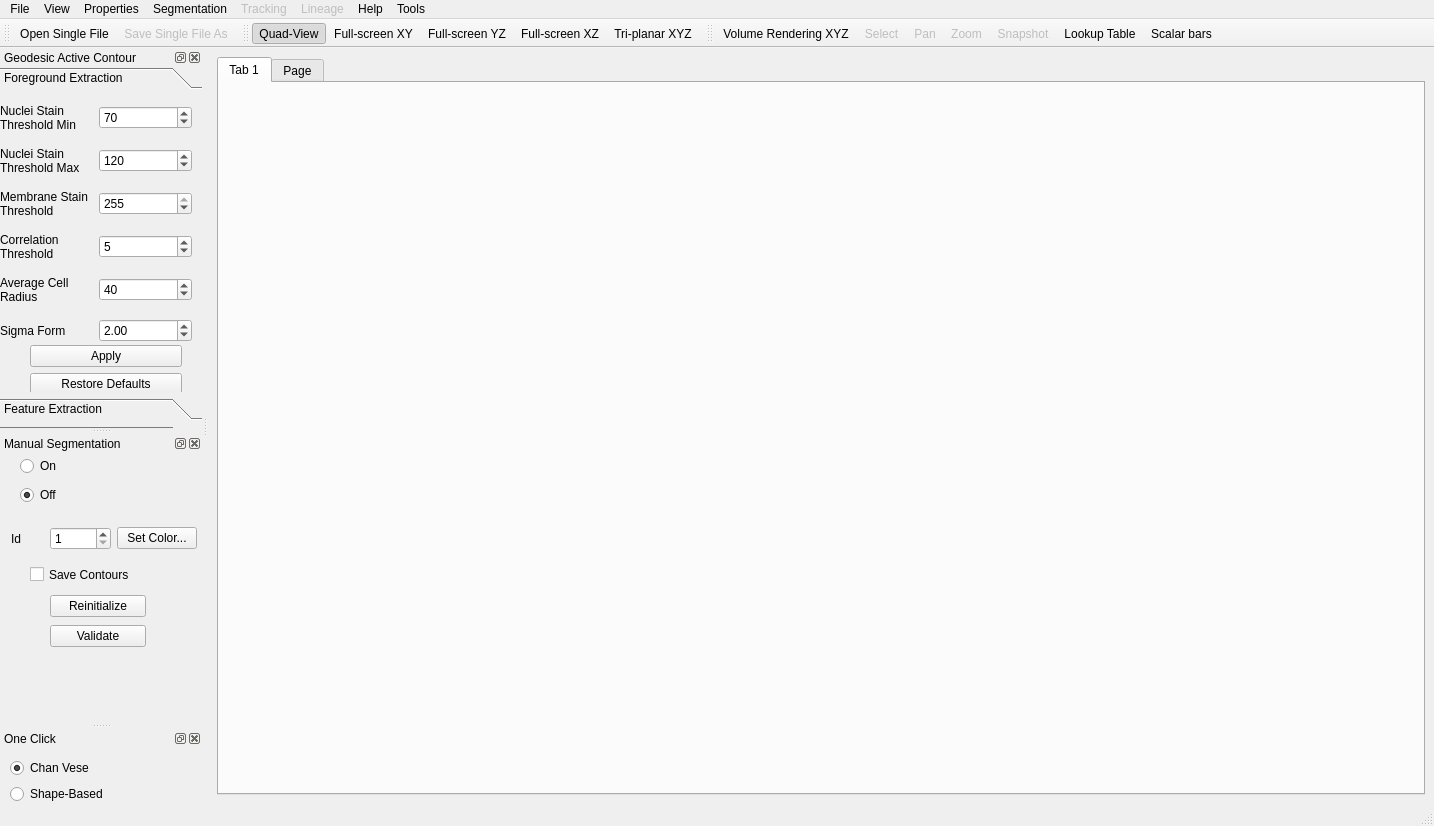
First picture: the form in Code/GUI/go.ui, repository gofigure2/GoFigure2, before the edit.
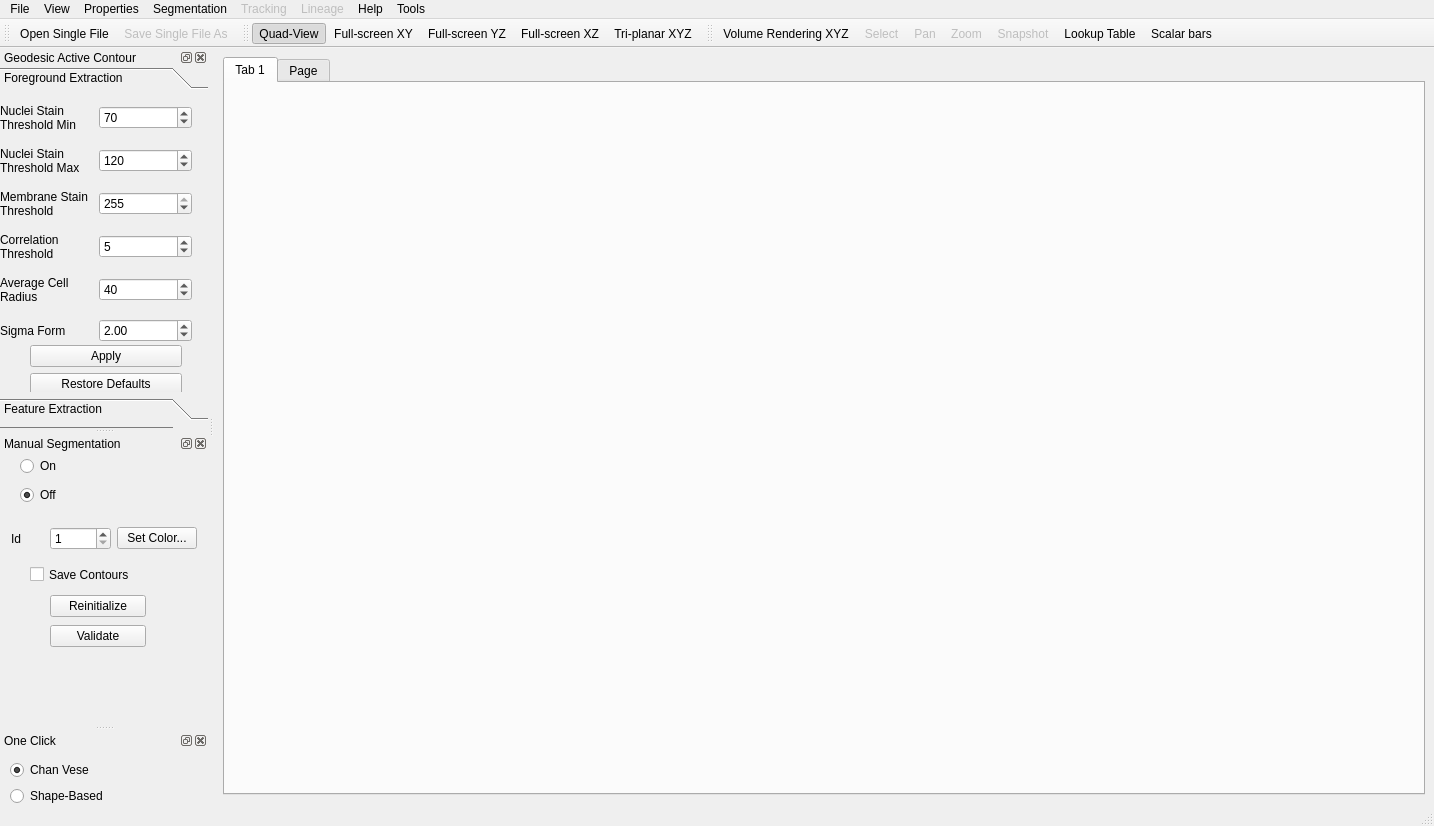
Second picture: the form after the edit. The open tabs and pages were chosen to show the change. Icons and pictures are not drawn.

What changed in the file:
```diff
--- a/Code/GUI/go.ui
+++ b/Code/GUI/go.ui
@@ -197,14 +197,14 @@
    </property>
    <property name="minimumSize">
     <size>
-     <width>202</width>
-     <height>96</height>
+     <width>208</width>
+     <height>99</height>
     </size>
    </property>
    <property name="maximumSize">
     <size>
-     <width>305</width>
-     <height>581</height>
+     <width>311</width>
+     <height>584</height>
     </size>
    </property>
    <property name="floating">
@@ -259,8 +259,8 @@
        <rect>
         <x>0</x>
         <y>0</y>
-        <width>201</width>
-        <height>287</height>
+        <width>94</width>
+        <height>24</height>
        </rect>
       </property>
       <attribute name="label">
@@ -823,8 +823,8 @@
   <widget class="QDockWidget" name="ManualSegmentationDockWidget">
    <property name="minimumSize">
     <size>
-     <width>202</width>
-     <height>73</height>
+     <width>208</width>
+     <height>76</height>
     </size>
    </property>
    <property name="windowTitle">
```
Left out of the diff: 70 changed lines with no effect on the pictures.
